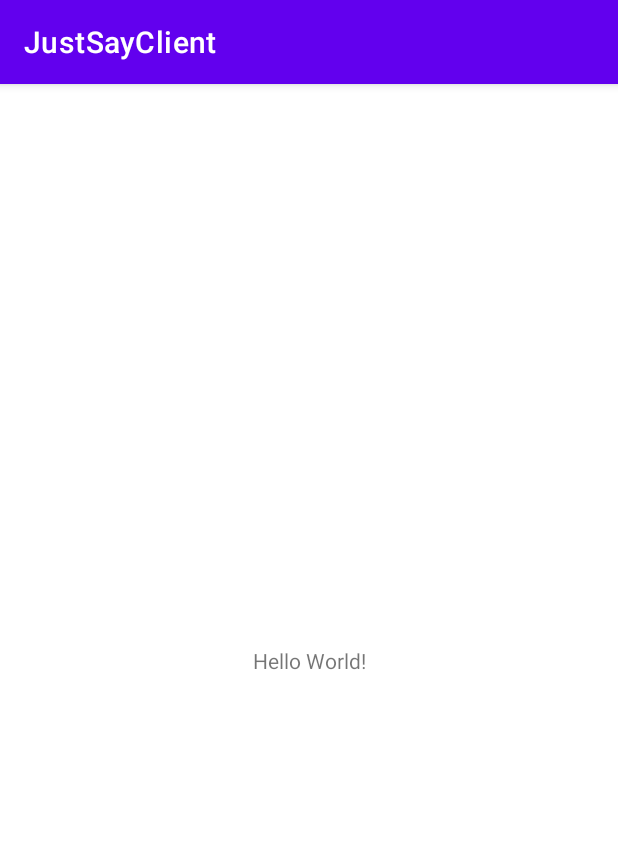
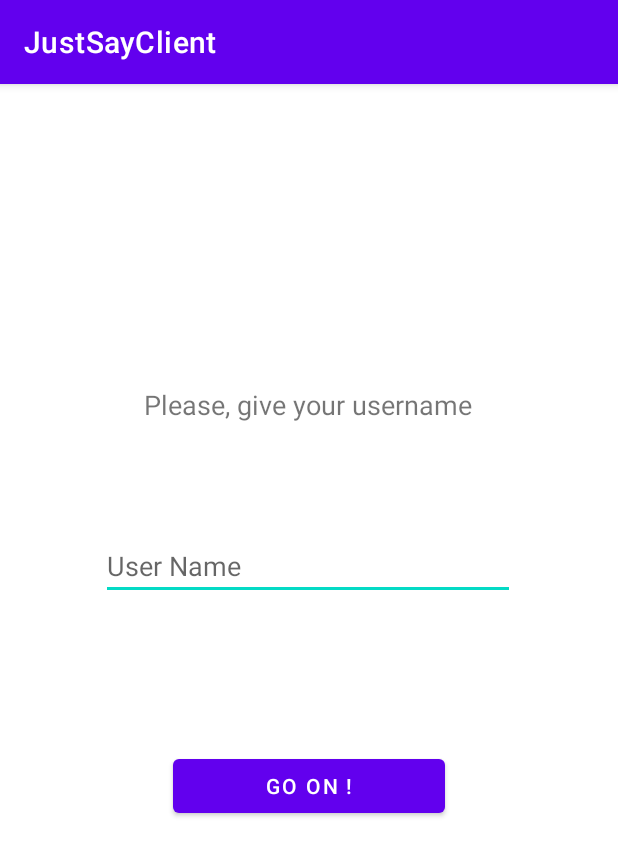
Before and after one commit to melihkacaman/JustSayApp, an Android app: the screen it shows after launch (MainActivity), on a phone screen of 412 x 824 dp. Shown: the top 856 px of the screen. Run offline under Robolectric (Android 15) with nearby library versions, the phone set to English and light mode, and no system bars.

Commit message:
serverapp and entities modules are added

```diff
--- a/Client/app/src/main/java/com/melihkacaman/justsayclient/MainActivity.java
+++ b/Client/app/src/main/java/com/melihkacaman/justsayclient/MainActivity.java
@@ -3,12 +3,28 @@ package com.melihkacaman.justsayclient;
 import androidx.appcompat.app.AppCompatActivity;
 
 import android.os.Bundle;
+import android.view.View;
+import android.widget.Button;
+import android.widget.TextView;
+import android.widget.Toast;
 
 public class MainActivity extends AppCompatActivity {
 
+    Button btnLogin;
+    TextView txtUserName;
     @Override
     protected void onCreate(Bundle savedInstanceState) {
         super.onCreate(savedInstanceState);
         setContentView(R.layout.activity_main);
+
+        btnLogin = findViewById(R.id.btn_login);
+        txtUserName = findViewById(R.id.txt_username);
+    }
+
+    public void btnLoginClick(View view){
+        if (!txtUserName.getText().equals("")){
+            // Todo: Check the server for userName
+        }
+        Toast.makeText(getApplicationContext(),"Please, try different user name!",Toast.LENGTH_LONG).show();
     }
 }
--- a/Client/app/src/main/res/layout/activity_main.xml
+++ b/Client/app/src/main/res/layout/activity_main.xml
@@ -7,12 +7,40 @@
     tools:context=".MainActivity">
 
     <TextView
+        android:id="@+id/txt_login"
         android:layout_width="wrap_content"
         android:layout_height="wrap_content"
-        android:text="Hello World!"
+        android:layout_marginBottom="76dp"
+        android:text="Please, give your username"
+        android:textSize="18dp"
+        app:layout_constraintBottom_toTopOf="@+id/txt_username"
+        app:layout_constraintEnd_toEndOf="parent"
+        app:layout_constraintHorizontal_bias="0.497"
+        app:layout_constraintStart_toStartOf="parent"
+        app:layout_constraintTop_toTopOf="parent"
+        app:layout_constraintVertical_bias="1.0" />
+
+    <Button
+        android:id="@+id/btn_login"
+        android:layout_width="181dp"
+        android:layout_height="48dp"
+        android:layout_marginBottom="276dp"
+        android:text="GO ON !"
+        android:onClick="btnLoginClick"
         app:layout_constraintBottom_toBottomOf="parent"
-        app:layout_constraintLeft_toLeftOf="parent"
-        app:layout_constraintRight_toRightOf="parent"
-        app:layout_constraintTop_toTopOf="parent" />
+        app:layout_constraintEnd_toEndOf="parent"
+        app:layout_constraintStart_toStartOf="parent" />
 
+    <EditText
+        android:id="@+id/txt_username"
+        android:layout_width="276dp"
+        android:layout_height="42dp"
+        android:layout_marginBottom="100dp"
+        android:ems="10"
+        android:inputType="textPersonName"
+        android:hint="User Name"
+        app:layout_constraintBottom_toTopOf="@+id/btn_login"
+        app:layout_constraintEnd_toEndOf="parent"
+        app:layout_constraintHorizontal_bias="0.496"
+        app:layout_constraintStart_toStartOf="parent" />
 </androidx.constraintlayout.widget.ConstraintLayout>
--- /dev/null
+++ b/Client/entity/src/main/java/com/melihkacaman/entity/MyClass.java
@@ -0,0 +1,4 @@
+package com.melihkacaman.entity;
+
+public class MyClass {
+}
--- /dev/null
+++ b/Client/serverapp/src/main/java/com/melihkacaman/serverapp/MyClass.java
@@ -0,0 +1,4 @@
+package com.melihkacaman.serverapp;
+
+public class MyClass {
+}
--- /dev/null
+++ b/Client/serverapp/src/main/java/com/melihkacaman/serverapp/absoperation/OpClient.java
@@ -0,0 +1,5 @@
+package com.melihkacaman.serverapp.absoperation;
+
+public interface OpClient {
+    void sendMessage(String message);
+}
--- /dev/null
+++ b/Client/serverapp/src/main/java/com/melihkacaman/serverapp/absoperation/OpServer.java
@@ -0,0 +1,5 @@
+package com.melihkacaman.serverapp.absoperation;
+
+public interface OpServer {
+    boolean checkUserName(String username);
+}
--- a/Client/settings.gradle
+++ b/Client/settings.gradle
@@ -1,2 +1,4 @@
+include ':entity'
+include ':serverapp'
 include ':app'
 rootProject.name = "JustSayClient"
```
Also changed, not shown: Client/entity/build.gradle (added, +8 -0 lines), Client/serverapp/build.gradle (added, +8 -0 lines), Client/serverapp/src/main/java/com/melihkacaman/serverapp/businnes/ServerManager.java (added, +26 -0 lines), Client/serverapp/src/main/java/com/melihkacaman/serverapp/server/SClient.java (added, +44 -0 lines), Client/serverapp/src/main/java/com/melihkacaman/serverapp/server/Server.java (added, +43 -0 lines), 4 other files.
